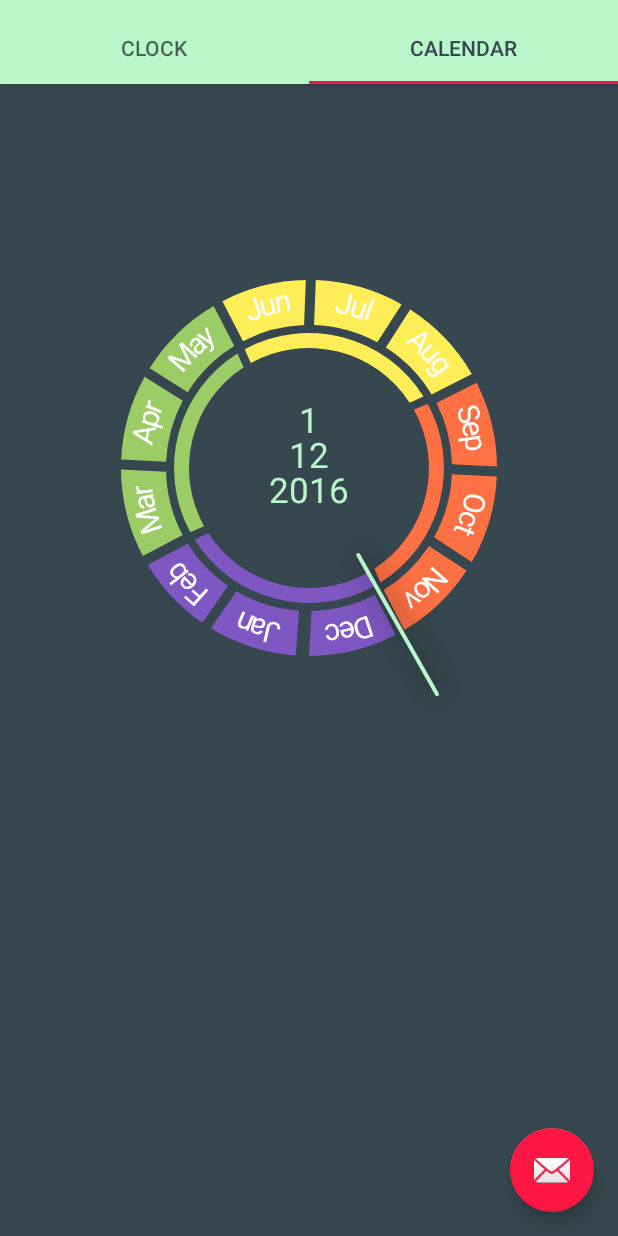
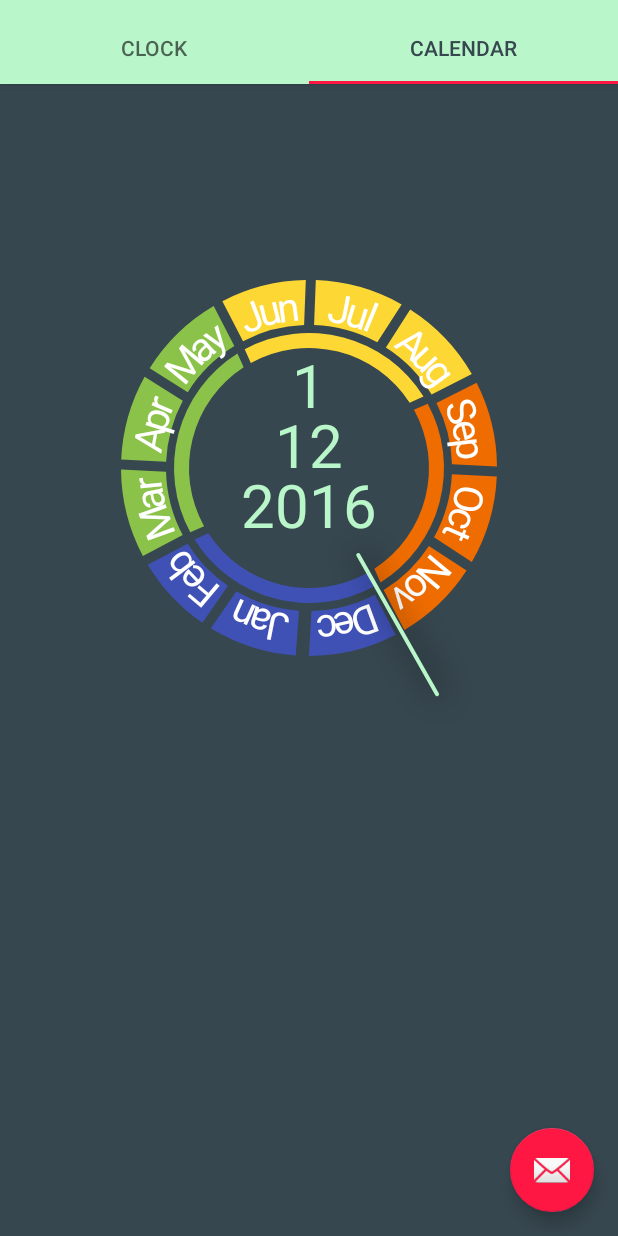
Before and after one commit to bayan1987/circular, an Android app: the screen it shows after launch (TabbedMainActivity), tab 2 chosen, on a phone screen of 412 x 824 dp. Run offline under Robolectric (Android 15) with nearby library versions, the phone set to English and light mode, and no system bars.

Commit message:
slightly changed colors + paint

```diff
--- a/app/src/main/java/steep/circular/view/PaintPool.java
+++ b/app/src/main/java/steep/circular/view/PaintPool.java
@@ -50,13 +50,14 @@ public class PaintPool {
 
         Paint textPaint = new Paint();
         textPaint.setColor(ContextCompat.getColor(context, R.color.colorText));
-        textPaint.setTextSize(25);
+        textPaint.setTextSize(40);
         paintMap.put(TEXT_PAINT, textPaint);
 
         Paint textPaintWhite = new Paint();
         textPaintWhite.setColor(ContextCompat.getColor(context, R.color.colorTextW));
 //        textPaintWhite.setTextSize(60);
-        textPaintWhite.setTextSize(30);
+        textPaintWhite.setTextSize(40);
+//        textPaintWhite.setTypeface(Typeface.MONOSPACE);
         paintMap.put(TEXTW_PAINT, textPaintWhite);
 
         Paint dayPaint = new Paint();
@@ -98,7 +99,7 @@ public class PaintPool {
         Paint datePaint = new Paint();
         datePaint.setColor(ContextCompat.getColor(context, R.color.colorPrimary));
         datePaint.setAntiAlias(true);
-        datePaint.setTextSize(35);
+        datePaint.setTextSize(60);
         datePaint.setStrokeWidth(3);
         datePaint.setStrokeCap(Paint.Cap.ROUND);
         paintMap.put(DATE_PAINT, datePaint);
--- a/app/src/main/res/values/colors.xml
+++ b/app/src/main/res/values/colors.xml
@@ -18,10 +18,10 @@
     <color name="colorWeekend">#42D185</color>
     <color name="colorVacation">#428AD1</color>
 
-    <color name="colorSpring">#9CCC65</color>
-    <color name="colorSummer">#FFEE58</color>
-    <color name="colorAutumn">#FF7043</color>
-    <color name="colorWinter">#7E57C2</color>
+    <color name="colorSpring">#8bc34a</color>
+    <color name="colorSummer">#FDD835</color>
+    <color name="colorAutumn">#ef6c00</color>
+    <color name="colorWinter">#3f51b5</color>
 
 
 
```
